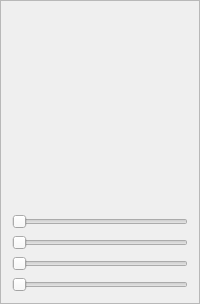
subotto/subtracker, file qt/Subtracker/ballpanel.ui: the form before one commit.
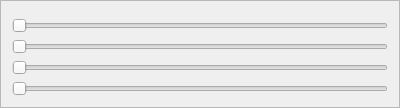
The form after the commit. Custom widgets are drawn as their Qt base class.

The edit to the form file:
```diff
--- a/qt/Subtracker/ballpanel.ui
+++ b/qt/Subtracker/ballpanel.ui
@@ -2,17 +2,9 @@
 <ui version="4.0">
  <class>BallPanel</class>
  <widget class="QFrame" name="BallPanel">
-  <property name="geometry">
-   <rect>
-    <x>0</x>
-    <y>0</y>
-    <width>200</width>
-    <height>304</height>
-   </rect>
-  </property>
   <property name="minimumSize">
    <size>
-    <width>200</width>
+    <width>400</width>
     <height>0</height>
    </size>
   </property>
```
